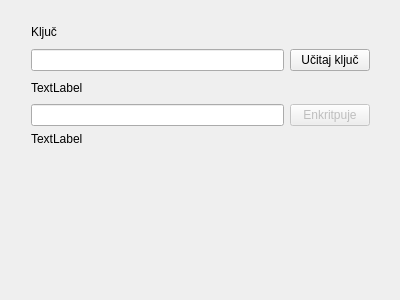
Before: the Qt Designer form appgui.ui in Pritilender/CryptoLab, drawn with Qt 5.
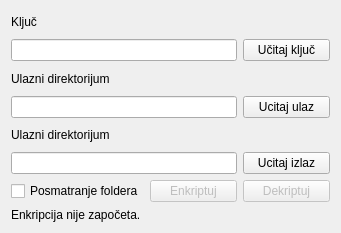
After: the same form once the commit is applied.

Diff of the .ui file:
```diff
--- a/appgui.ui
+++ b/appgui.ui
@@ -6,24 +6,17 @@
    <rect>
     <x>0</x>
     <y>0</y>
-    <width>400</width>
-    <height>300</height>
+    <width>341</width>
+    <height>233</height>
    </rect>
   </property>
   <property name="windowTitle">
    <string>Simple substitutioner</string>
   </property>
-  <widget class="QWidget" name="layoutWidget">
-   <property name="geometry">
-    <rect>
-     <x>20</x>
-     <y>10</y>
-     <width>361</width>
-     <height>147</height>
-    </rect>
-   </property>
-   <layout class="QVBoxLayout" name="verticalLayout_5">
-    <item>
+  <layout class="QGridLayout" name="gridLayout_5">
+   <item row="0" column="0">
+    <layout class="QGridLayout" name="gridLayout_4">
+     <item row="0" column="0" colspan="2">
      <layout class="QGridLayout" name="gridLayout">
       <item row="0" column="0">
        <layout class="QVBoxLayout" name="verticalLayout_2">
@@ -43,7 +36,133 @@
         </item>
        </layout>
       </item>
-      <item row="0" column="1">
+      </layout>
+     </item>
+     <item row="1" column="0" colspan="2">
+      <layout class="QGridLayout" name="gridLayout_2">
+       <item row="0" column="0">
+        <layout class="QVBoxLayout" name="verticalLayout">
+         <item>
+          <widget class="QLabel" name="lblInputDir">
+           <property name="text">
+            <string>Ulazni direktorijum</string>
+           </property>
+          </widget>
+         </item>
+         <item>
+          <widget class="QLineEdit" name="lneInputDir"/>
+         </item>
+        </layout>
+       </item>
+      </layout>
+     </item>
+     <item row="2" column="0" colspan="2">
+      <layout class="QGridLayout" name="gridLayout_3">
+       <item row="0" column="0">
+        <layout class="QVBoxLayout" name="verticalLayout_6">
+         <item>
+          <widget class="QLabel" name="lblOutputDir">
+           <property name="text">
+            <string>Ulazni direktorijum</string>
+           </property>
+          </widget>
+         </item>
+         <item>
+          <widget class="QLineEdit" name="lneOutputDir"/>
+         </item>
+        </layout>
+       </item>
+      </layout>
+     </item>
+     <item row="3" column="0">
+      <widget class="QCheckBox" name="cbxWatch">
+       <property name="text">
+        <string>Posmatranje foldera</string>
+       </property>
+      </widget>
+     </item>
+     <item row="3" column="1">
+      <widget class="QPushButton" name="btnEncrypt">
+       <property name="enabled">
+        <bool>false</bool>
+       </property>
+       <property name="text">
+        <string>Enkriptuj</string>
+       </property>
+      </widget>
+     </item>
+     <item row="3" column="2">
+      <widget class="QPushButton" name="btnDecrypt">
+       <property name="enabled">
+        <bool>false</bool>
+       </property>
+       <property name="text">
+        <string>Dekriptuj</string>
+       </property>
+      </widget>
+     </item>
+     <item row="4" column="0">
+      <widget class="QLabel" name="lblStatus">
+       <property name="text">
+        <string>Enkripcija nije započeta.</string>
+       </property>
+      </widget>
+     </item>
+     <item row="2" column="2">
+      <layout class="QVBoxLayout" name="verticalLayout_5">
+       <item>
+        <spacer name="verticalSpacer_3">
+         <property name="orientation">
+          <enum>Qt::Vertical</enum>
+         </property>
+         <property name="sizeHint" stdset="0">
+          <size>
+           <width>20</width>
+           <height>15</height>
+          </size>
+         </property>
+        </spacer>
+       </item>
+       <item>
+        <widget class="QPushButton" name="btnOutputDir">
+         <property name="enabled">
+          <bool>true</bool>
+         </property>
+         <property name="text">
+          <string>Ucitaj izlaz</string>
+         </property>
+        </widget>
+       </item>
+      </layout>
+     </item>
+     <item row="1" column="2">
+      <layout class="QVBoxLayout" name="verticalLayout_4">
+       <item>
+        <spacer name="verticalSpacer_2">
+         <property name="orientation">
+          <enum>Qt::Vertical</enum>
+         </property>
+         <property name="sizeHint" stdset="0">
+          <size>
+           <width>20</width>
+           <height>15</height>
+          </size>
+         </property>
+        </spacer>
+       </item>
+       <item>
+        <widget class="QPushButton" name="btnInputDir">
+         <property name="enabled">
+          <bool>true</bool>
+         </property>
+         <property name="text">
+          <string>Ucitaj ulaz</string>
+         </property>
+        </widget>
+       </item>
+      </layout>
+     </item>
+     <item row="0" column="2">
        <layout class="QVBoxLayout" name="verticalLayout_3">
         <item>
          <spacer name="verticalSpacer">
@@ -78,64 +197,7 @@
       </item>
      </layout>
     </item>
-    <item>
-     <layout class="QGridLayout" name="gridLayout_2">
-      <item row="0" column="0">
-       <layout class="QVBoxLayout" name="verticalLayout">
-        <item>
-         <widget class="QLabel" name="lblText">
-          <property name="text">
-           <string>TextLabel</string>
-          </property>
-         </widget>
-        </item>
-        <item>
-         <widget class="QLineEdit" name="lneText">
-          <property name="maxLength">
-           <number>30</number>
-          </property>
-         </widget>
-        </item>
-       </layout>
-      </item>
-      <item row="0" column="1">
-       <layout class="QVBoxLayout" name="verticalLayout_4">
-        <item>
-         <spacer name="verticalSpacer_2">
-          <property name="orientation">
-           <enum>Qt::Vertical</enum>
-          </property>
-          <property name="sizeHint" stdset="0">
-           <size>
-            <width>20</width>
-            <height>15</height>
-           </size>
-          </property>
-         </spacer>
-        </item>
-        <item>
-         <widget class="QPushButton" name="btnEncrypt">
-          <property name="enabled">
-           <bool>false</bool>
-          </property>
-          <property name="text">
-           <string>Enkritpuje</string>
-          </property>
-         </widget>
-        </item>
-       </layout>
-      </item>
-     </layout>
-    </item>
-    <item>
-     <widget class="QLabel" name="lblRes">
-      <property name="text">
-       <string>TextLabel</string>
-      </property>
-     </widget>
-    </item>
-   </layout>
-  </widget>
+  </layout>
  </widget>
  <layoutdefault spacing="6" margin="11"/>
  <resources/>
```
Lines whose indentation alone changed are shown as unchanged.
